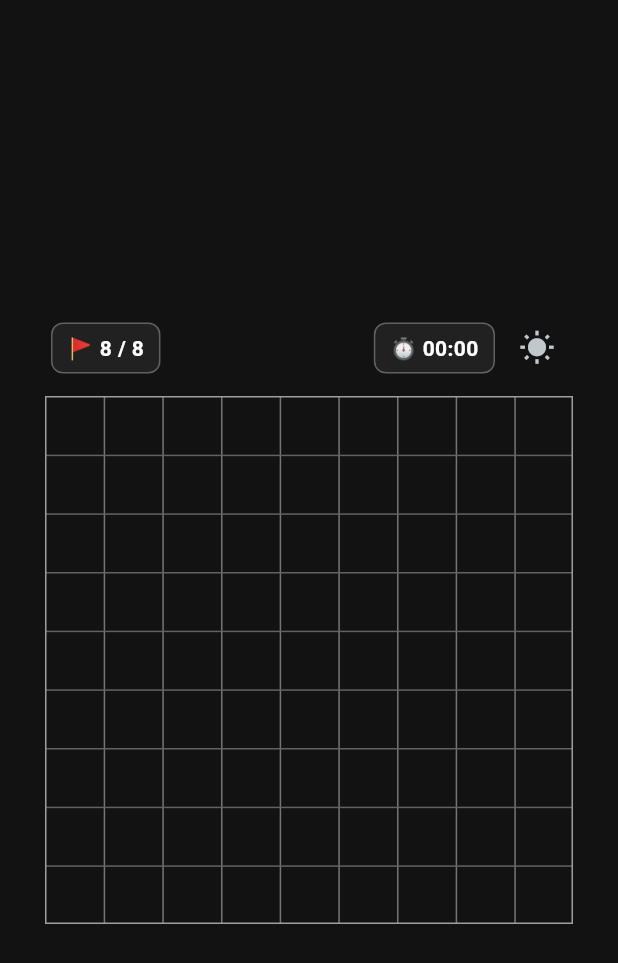
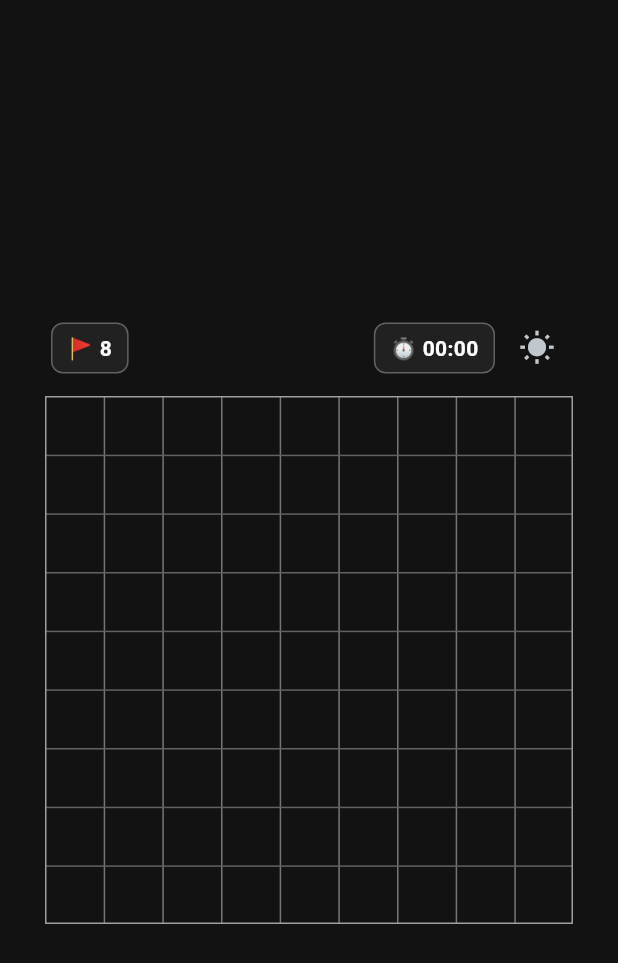
Before and after one commit to SaloRB/minesweeper, a Flutter app: the screen it shows after launch, after a tap on the "nightlight round" icon, after a tap on "Start", on a phone screen of 412 x 824 dp. Shown: the top 963 px of the screen. Run offline on Flutter 3.47's test engine with Material 3 defaults, Android fonts, the phone set to English and light mode, and no system bars; our stand-ins replace equatable; missing offline and left inert: dart:html.

Commit message:
Update hover overlay styles and adjust flag display in game header

```diff
--- a/lib/ui/board/game_grid.dart
+++ b/lib/ui/board/game_grid.dart
@@ -100,10 +100,7 @@ class _GameGridState extends State<GameGrid> {
           Container(
             decoration: BoxDecoration(
               color: MinesweeperTheme.hoverOverlayFill,
-              border: Border.all(
-                color: MinesweeperTheme.hoverOverlayBorder,
-                width: 1,
-              ),
+              borderRadius: BorderRadius.circular(2),
             ),
           ),
         );
--- a/lib/ui/theme/minesweeper_theme.dart
+++ b/lib/ui/theme/minesweeper_theme.dart
@@ -68,8 +68,8 @@ class MinesweeperTheme {
 
   /// Hover overlay styles
   static Color get hoverOverlayFill => switch (_mode) {
-    MinesweeperThemeMode.light => Colors.black.withValues(alpha: 0.04),
-    MinesweeperThemeMode.dark => Colors.white.withValues(alpha: 0.06),
+    MinesweeperThemeMode.light => Colors.black.withValues(alpha: 0.08),
+    MinesweeperThemeMode.dark => Colors.white.withValues(alpha: 0.12),
   };
   static Color get hoverOverlayBorder => switch (_mode) {
     MinesweeperThemeMode.light => Colors.black26,
--- a/lib/ui/widgets/game_header.dart
+++ b/lib/ui/widgets/game_header.dart
@@ -102,7 +102,7 @@ class GameHeader extends StatelessWidget {
                 border: Border.all(color: MinesweeperTheme.headerChipBorder),
               ),
               child: Text(
-                '🚩 ${engine!.remainingFlags} / ${engine!.totalMines}',
+                '🚩 ${engine!.remainingFlags}',
                 style: TextStyle(
                   fontWeight: FontWeight.bold,
                   color: MinesweeperTheme.headerChipText,
```
